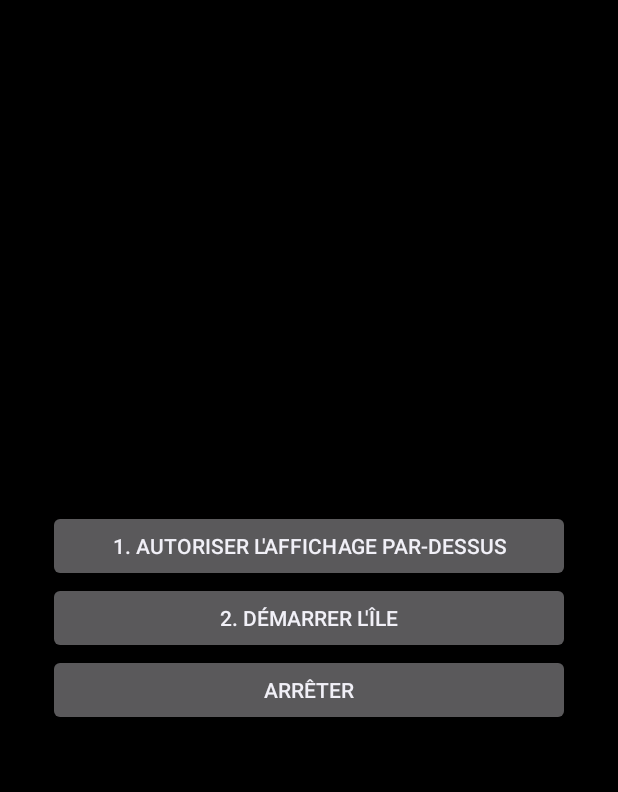
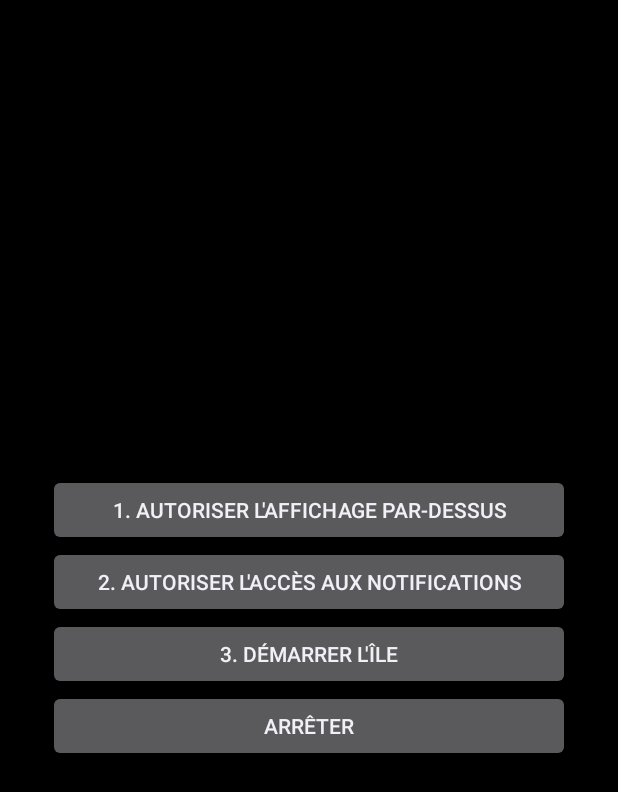
Before and after one commit to Robloty/Galaxy-bar, an Android app: the screen it shows after launch (MainActivity), on a phone screen of 412 x 824 dp. Shown: the top 792 px of the screen. Run offline under Robolectric (Android 15) with nearby library versions, the phone set to English and light mode, and no system bars.

Commit message:
Update button text and notification settings access

```diff
--- a/app/src/main/java/com/evan/island/MainActivity.kt
+++ b/app/src/main/java/com/evan/island/MainActivity.kt
@@ -33,7 +33,10 @@ class MainActivity : Activity() {
                     Uri.parse("package:$packageName"))
             )
         }
-        btn("2. Démarrer l'île") {
+        btn("2. Autoriser l'accès aux notifications") {
+            startActivity(Intent(Settings.ACTION_NOTIFICATION_LISTENER_SETTINGS))
+        }
+        btn("3. Démarrer l'île") {
             if (Settings.canDrawOverlays(this)) {
                 startForegroundService(Intent(this, IslandService::class.java))
             }
```
